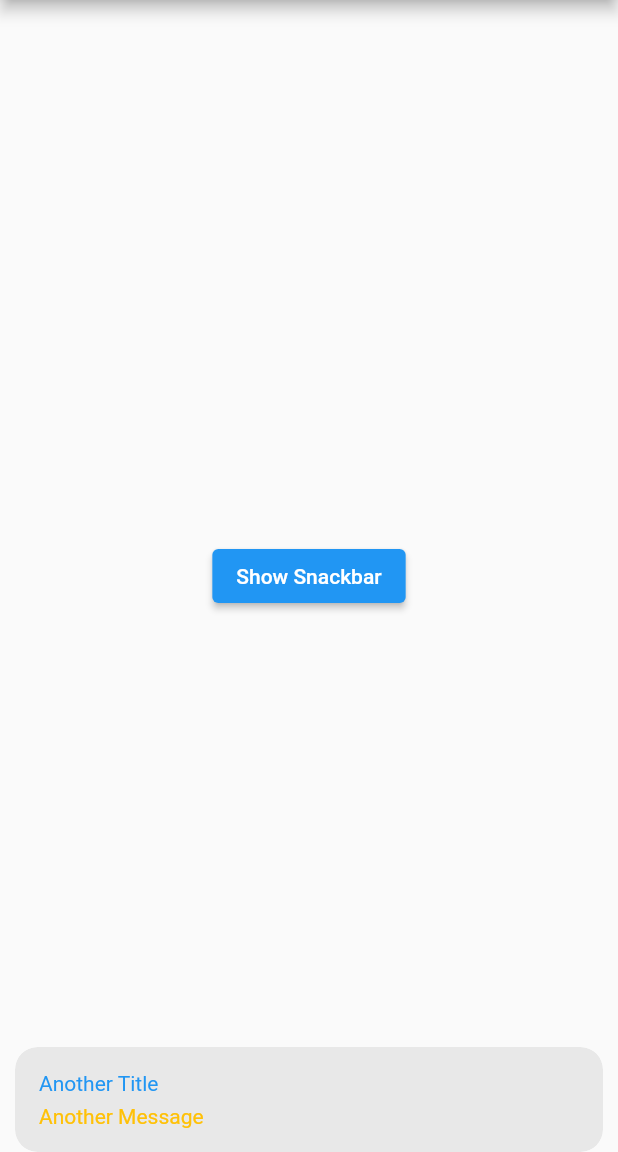
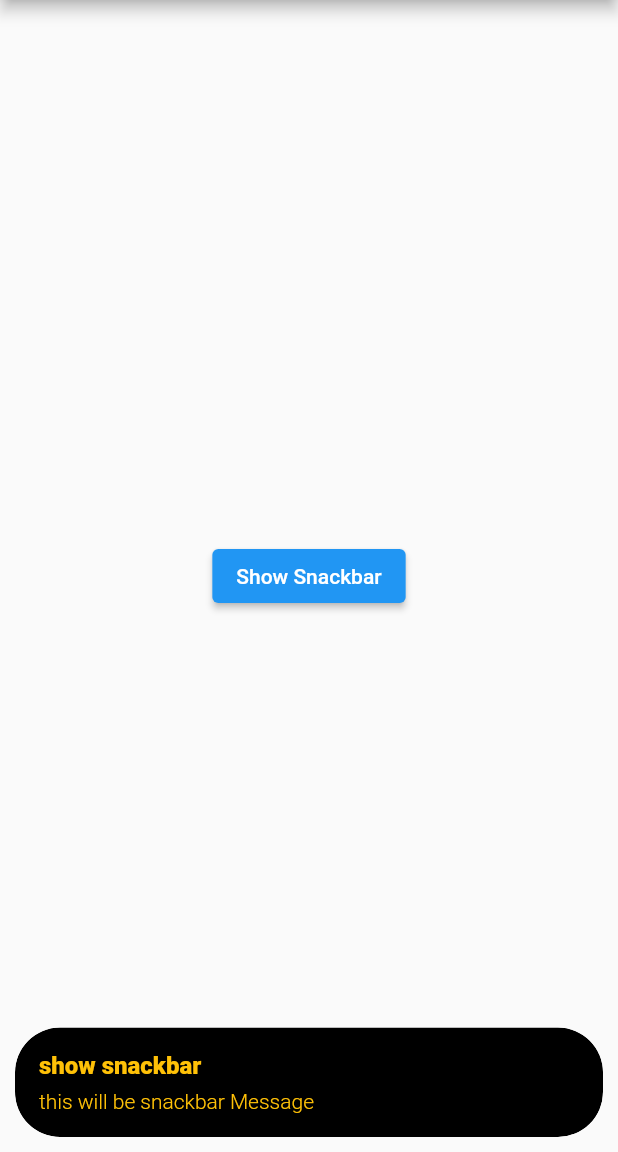
Before and after one commit to ZahangirAlamJP/flutter_get_x, a Flutter app: the screen it shows after launch, after a tap on "Show Snackbar", on a phone screen of 412 x 824 dp, the part 84-1236 px from its top. Run offline on Flutter 3.47's test engine with Material 2 defaults, Android fonts, the phone set to English and light mode, and no system bars; our stand-ins replace get.

Commit message:
SnackPosition BackgroundColor & BorderRadius

```diff
--- a/lib/main.dart
+++ b/lib/main.dart
@@ -19,11 +19,18 @@ class GetX extends StatelessWidget {
 
 ElevatedButton(onPressed: (){
 Get.snackbar("show snackbar", "this will be snackbar Message",
-//SnackPosition.BOTTOM Position & Text Color
 snackPosition: SnackPosition.BOTTOM,
-titleText: Text("Another Title",style: TextStyle(color: Colors.blue),),
-messageText: Text("Another Message",style: TextStyle(color: Colors.amber),),
+//SnackPosition.BOTTOM Position & Text Color,
+// snackPosition: SnackPosition.BOTTOM,
+// titleText: Text("Another Title",style: TextStyle(color: Colors.blue),),
+// messageText: Text("Another Message",style: TextStyle(color: Colors.amber),),
+colorText: Colors.amber,
+backgroundColor: Colors.black,
+borderRadius: 30,
+margin: EdgeInsets.all(10),
+// SnackPosition BackgroundColor & BorderRadius
 );
+
 }, child: Text("Show Snackbar")),
       ],),),
     );
```
